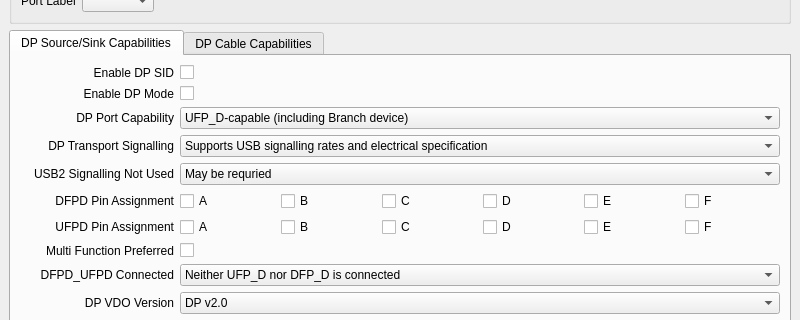
Above: dpamvifgenerator/uifiles/mainwindow.ui from r-almendarez/dpam-vif-generator before the change; both pictures show x 0 to 800 and y 136 to 456 of the 800 by 600 pixel window. Below: the same form after it.
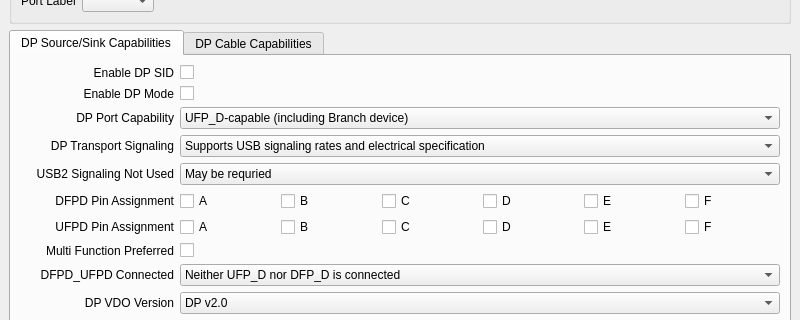
That is the form after the change.

Commit message: Updated the spelling of fields from 'Signalling' to 'Signaling'

The edit to the form file:
```diff
--- a/dpamvifgenerator/uifiles/mainwindow.ui
+++ b/dpamvifgenerator/uifiles/mainwindow.ui
@@ -85,7 +85,7 @@
           <item row="3" column="0">
            <widget class="QLabel" name="dp_transport_signalling_label">
             <property name="text">
-             <string>DP Transport Signalling</string>
+             <string>DP Transport Signaling</string>
             </property>
             <property name="alignment">
              <set>Qt::AlignRight|Qt::AlignTrailing|Qt::AlignVCenter</set>
@@ -123,7 +123,7 @@
            <widget class="QComboBox" name="dp_transport_signalling_cbb">
             <item>
              <property name="text">
-              <string>Supports USB signalling rates and electrical specification</string>
+              <string>Supports USB signaling rates and electrical specification</string>
              </property>
             </item>
             <item>
@@ -290,7 +290,7 @@
           <item row="4" column="0">
            <widget class="QLabel" name="usb2_signalling_not_used_label">
             <property name="text">
-             <string>USB2 Signalling Not Used</string>
+             <string>USB2 Signaling Not Used</string>
             </property>
             <property name="alignment">
              <set>Qt::AlignRight|Qt::AlignTrailing|Qt::AlignVCenter</set>
```
Left out of the diff: 10 changed lines with no effect on the pictures. The commit also changes 1 other file.
